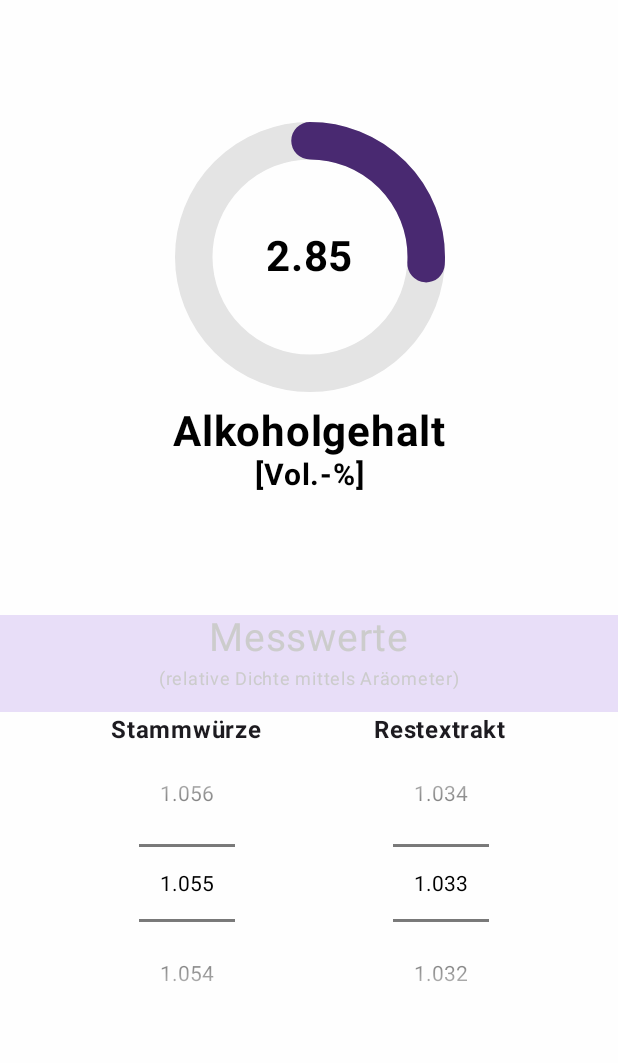
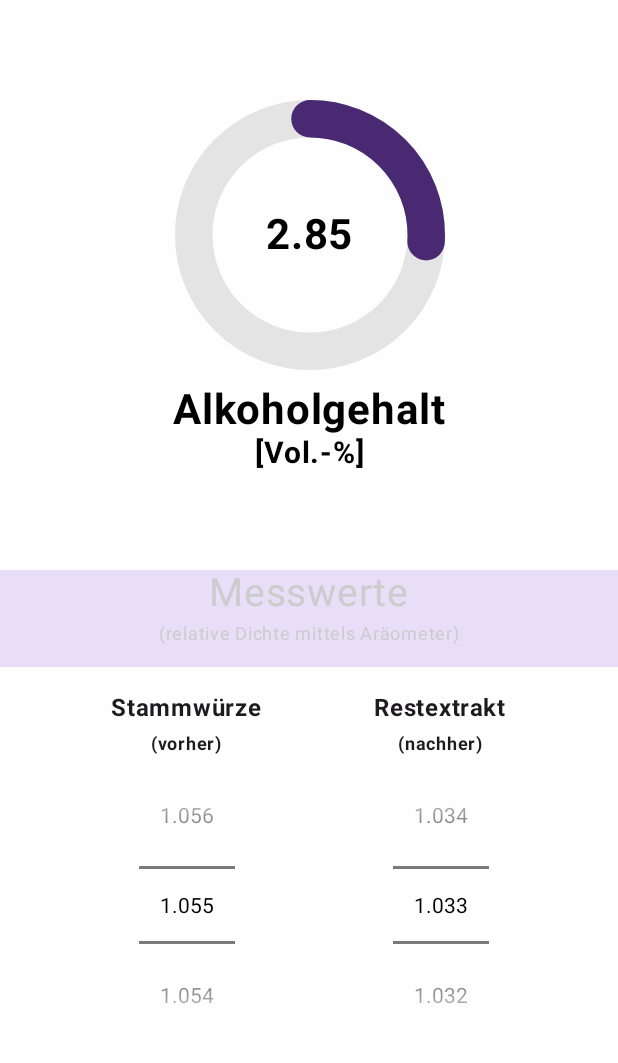
Before and after one commit to SchneePingu/braulyse, an Android app built with Jetpack Compose: the screen it shows after launch (MainActivity), on a phone screen of 412 x 824 dp, the part 96-1159 px from its top. Run offline under Robolectric (Android 15) with nearby library versions, the phone set to English and light mode, and no system bars.

Commit message:
add description to density control

```diff
--- a/app/src/main/java/com/example/braulyse/ui/screens/DensityControl.kt
+++ b/app/src/main/java/com/example/braulyse/ui/screens/DensityControl.kt
@@ -2,6 +2,8 @@ package com.example.braulyse.ui.screens
 
 import android.content.res.Configuration
 import androidx.compose.foundation.layout.Column
+import androidx.compose.foundation.layout.Spacer
+import androidx.compose.foundation.layout.size
 import androidx.compose.material3.MaterialTheme
 import androidx.compose.material3.Surface
 import androidx.compose.material3.Text
@@ -15,6 +17,7 @@ import androidx.compose.ui.Modifier
 import androidx.compose.ui.res.integerResource
 import androidx.compose.ui.text.font.FontWeight
 import androidx.compose.ui.tooling.preview.Preview
+import androidx.compose.ui.unit.dp
 import androidx.compose.ui.unit.sp
 import com.example.braulyse.R
 import com.example.braulyse.ui.theme.BraulyseTheme
@@ -26,6 +29,7 @@ private const val MAX_RELATIVE_DENSITY = 1.083f
 @Composable
 fun DensityControl(
     specimenName: String,
+    specimenDescription: String,
     initialDensity: Float,
     modifier: Modifier = Modifier
 ) {
@@ -41,6 +45,12 @@ fun DensityControl(
                 fontSize = integerResource(R.integer.extract_name_font_size).sp,
                 fontWeight = FontWeight.Bold,
             )
+            Text(
+                text = specimenDescription,
+                fontSize = integerResource(R.integer.extract_description_font_size).sp,
+                fontWeight = FontWeight.Bold,
+            )
+            Spacer(modifier = modifier.size(5.dp))
             FloatPicker(
                 minValue = MIN_RELATIVE_DENSITY,
                 maxValue = MAX_RELATIVE_DENSITY,
@@ -58,6 +68,6 @@ fun DensityControl(
 @Composable
 fun DensityControlPreview() {
     BraulyseTheme {
-        DensityControl("Stammwürze", 1.055f)
+        DensityControl("Stammwürze", "(vorher)", 1.055f)
     }
 }
--- a/app/src/main/java/com/example/braulyse/ui/screens/MeasurementView.kt
+++ b/app/src/main/java/com/example/braulyse/ui/screens/MeasurementView.kt
@@ -28,9 +28,10 @@ fun MeasurementView(
 ) {
     Surface(color = MaterialTheme.colorScheme.background) {
         Column(
-            horizontalAlignment = Alignment.CenterHorizontally
+            horizontalAlignment = Alignment.CenterHorizontally,
         ) {
             MeasurementHeader(modifier)
+            Spacer(modifier = modifier.size(15.dp))
             DensityView(modifier)
         }
     }
@@ -66,10 +67,20 @@ private fun DensityView(
 ) {
     Row(
         modifier = modifier.fillMaxWidth(),
-        horizontalArrangement = Arrangement.SpaceEvenly
+        horizontalArrangement = Arrangement.SpaceEvenly,
     ) {
-        DensityControl(stringResource(R.string.extract_name_start), 1.055f, modifier)
-        DensityControl(stringResource(R.string.extract_name_end), 1.033f, modifier)
+        DensityControl(
+            stringResource(R.string.extract_name_start),
+            stringResource(R.string.extract_description_start),
+            1.055f,
+            modifier
+        )
+        DensityControl(
+            stringResource(R.string.extract_name_end),
+            stringResource(R.string.extract_description_end),
+            1.033f,
+            modifier
+        )
     }
 }
 
--- a/app/src/main/res/values/integers.xml
+++ b/app/src/main/res/values/integers.xml
@@ -6,4 +6,5 @@
     <integer name="measurement_header_font_size">26</integer>
     <integer name="measurement_description_font_size">12</integer>
     <integer name="extract_name_font_size">16</integer>
+    <integer name="extract_description_font_size">12</integer>
 </resources>
--- a/app/src/main/res/values/strings.xml
+++ b/app/src/main/res/values/strings.xml
@@ -5,5 +5,7 @@
     <string name="measurement_header">Messwerte</string>
     <string name="measurement_description">(relative Dichte mittels Aräometer)</string>
     <string name="extract_name_start">Stammwürze</string>
+    <string name="extract_description_start">(vorher)</string>
     <string name="extract_name_end">Restextrakt</string>
+    <string name="extract_description_end">(nachher)</string>
 </resources>
```
